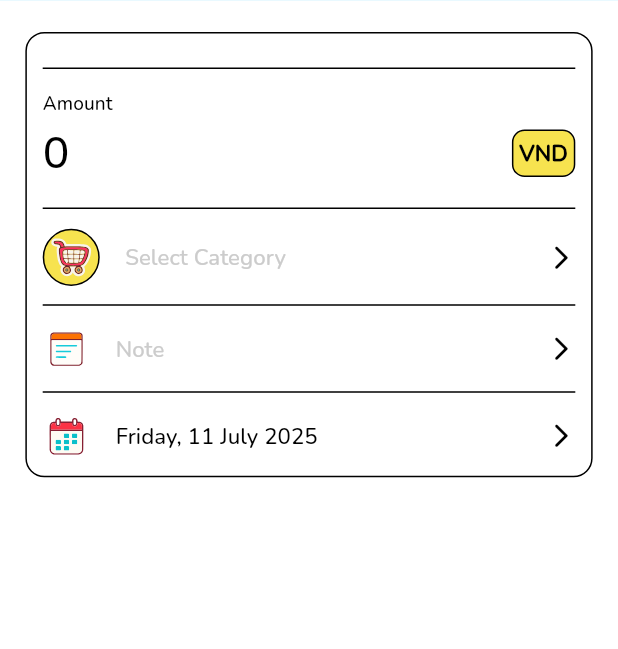
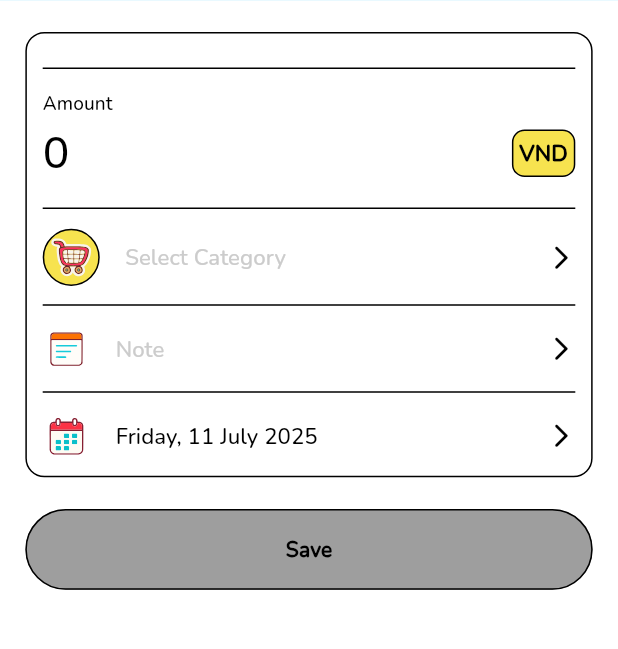
Before and after one commit to hungbui1204/walleto, a Flutter app: the CreateTransactionView screen opened by its route, after a tap on "OK", on a phone screen of 412 x 824 dp, the part 79-728 px from its top. Run offline on Flutter 3.47's test engine with Material 3 defaults, Android fonts, the phone set to English and light mode, and no system bars; our stand-ins replace auto_route, connectivity_plus, cookie_jar, dartx, device_info_plus, dio and 12 more; missing offline and left inert: media_scanner; accounts and stored records are empty; generated files the repository leaves out were written again; network calls fail; statements that could not run were skipped.

Commit message:
feat: Update create trans view, Add select cate view

```diff
--- a/lib/domain/entities/category.dart
+++ b/lib/domain/entities/category.dart
@@ -11,5 +11,6 @@ sealed class Category with _$Category {
     @Default('') String iconUrl,
     @Default(false) bool isParent,
     int? parentId,
+    @Default(<Category>[]) List<Category> children,
   }) = _Category;
 }
--- a/lib/domain/navigation/app_popup_info.dart
+++ b/lib/domain/navigation/app_popup_info.dart
@@ -1,5 +1,6 @@
 import 'package:flutter/material.dart';
 import 'package:freezed_annotation/freezed_annotation.dart';
+import 'package:walleto/domain/domain.dart';
 import 'package:walleto/shared/shared.dart';
 
 part 'app_popup_info.freezed.dart';
@@ -29,4 +30,7 @@ sealed class AppPopupInfo with _$AppPopupInfo {
       Error;
 
   const factory AppPopupInfo.warning({Widget? icon, required Widget content}) = Warning;
+
+  const factory AppPopupInfo.selectCategory({required void Function(Category) onCategorySelected}) =
+      SelectCategory;
 }
--- a/lib/resources/l10n/intl_en_US.arb
+++ b/lib/resources/l10n/intl_en_US.arb
@@ -64,5 +64,9 @@
     "selectCategory" : "Select Category",
     "save" : "Save",
     "//": "currency type",
-    "vnd": "VND"
+    "vnd": "VND",
+    "//":"Select category bottom sheet",
+    "newCategory" : "New Category",
+    "expense" : "Expense",
+    "income" : "Income"
 }
--- a/lib/ui/app/bloc/app_bloc.dart
+++ b/lib/ui/app/bloc/app_bloc.dart
@@ -10,14 +10,12 @@ part 'app_bloc.freezed.dart';
 
 @lazySingleton
 class AppBloc extends BaseBloc<AppEvent, AppState> {
-  AppBloc(this._signOutUseCase, this._getCategoriesUseCase, this._getWalletsUseCase)
-    : super(const AppState()) {
+  AppBloc(this._signOutUseCase, this._getWalletsUseCase) : super(const AppState()) {
     on<SignOutButtonPressed>(_onSignOutButtonPressed);
     on<DataFetched>(_onDataFetched);
   }
 
   final SignOutUseCase _signOutUseCase;
-  final GetCategoriesUseCase _getCategoriesUseCase;
   final GetWalletsUseCase _getWalletsUseCase;
 
   Future<void> _onSignOutButtonPressed(SignOutButtonPressed event, Emitter<AppState> emit) async {
@@ -31,10 +29,9 @@ class AppBloc extends BaseBloc<AppEvent, AppState> {
   Future<void> _onDataFetched(DataFetched event, Emitter<AppState> emit) async {
     await runBlocCatching(
       action: () async {
-        final categories = await _getCategoriesUseCase.execute(const GetCategoriesInput());
         final wallets = await _getWalletsUseCase.execute(const GetWalletsInput());
 
-        emit(state.copyWith(wallets: wallets.wallets, categories: categories.categories));
+        emit(state.copyWith(wallets: wallets.wallets));
       },
     );
   }
--- a/lib/ui/app/bloc/app_state.dart
+++ b/lib/ui/app/bloc/app_state.dart
@@ -6,7 +6,6 @@ sealed class AppState extends BaseBlocState with _$AppState {
 
   const factory AppState({
     @Default(0) int totalBalance,
-    @Default(<Category>[]) List<Category> categories,
     @Default(<Wallet>[]) List<Wallet> wallets,
   }) = _AppState;
 }
--- a/lib/ui/navigation/mapper/app_popup_info_mapper.dart
+++ b/lib/ui/navigation/mapper/app_popup_info_mapper.dart
@@ -24,6 +24,9 @@ class AppPopupInfoMapper extends BasePopupInfoMapper {
       ),
       Error(:final message, :final actions) => ErrorPopup(message: message, errorAction: actions),
       Warning(:final content) => WarningPopup(content: content),
+      SelectCategory(:final onCategorySelected) => SelectCategoryPopup(
+        onCategorySelected: onCategorySelected,
+      ),
     };
   }
 }
--- a/lib/ui/ui.dart
+++ b/lib/ui/ui.dart
@@ -31,6 +31,8 @@ export 'views/main/bloc/main_bloc.dart';
 export 'views/main/main_view.dart';
 export 'views/main/widget/bottom_bar_icon_button.dart';
 export 'views/main/widget/custom_bottom_navigation_bar.dart';
+export 'views/select_category/bloc/select_category_bloc.dart';
+export 'views/select_category/select_category_popup.dart';
 export 'views/transactions/transactions_view.dart';
 export 'widgets/common_app_bar.dart';
 export 'widgets/common_button.dart';
--- a/lib/ui/views/create_transaction/bloc/create_transaction_event.dart
+++ b/lib/ui/views/create_transaction/bloc/create_transaction_event.dart
@@ -62,3 +62,20 @@ sealed class CreateTransactionClearPressed extends CreateTransactionEvent
 
   const factory CreateTransactionClearPressed() = _CreateTransactionClearPressed;
 }
+
+@freezed
+sealed class CreateTransactionCategorySelected extends CreateTransactionEvent
+    with _$CreateTransactionCategorySelected {
+  const CreateTransactionCategorySelected._();
+
+  const factory CreateTransactionCategorySelected({required Category category}) =
+      _CreateTransactionCategorySelected;
+}
+
+@freezed
+sealed class CreateTransactionConfirmButtonPressed extends CreateTransactionEvent
+    with _$CreateTransactionConfirmButtonPressed {
+  const CreateTransactionConfirmButtonPressed._();
+
+  const factory CreateTransactionConfirmButtonPressed() = _CreateTransactionConfirmButtonPressed;
+}
--- a/lib/ui/views/create_transaction/bloc/create_transaction_state.dart
+++ b/lib/ui/views/create_transaction/bloc/create_transaction_state.dart
@@ -4,7 +4,6 @@ part of 'create_transaction_bloc.dart';
 sealed class CreateTransactionState extends BaseBlocState with _$CreateTransactionState {
   const CreateTransactionState._();
   const factory CreateTransactionState({
-    @Default(<Category>[]) List<Category> categories,
     @Default(false) bool showKeyboard,
     @Default('0') String amountInput,
     @Default(0) int amount,
@@ -13,5 +12,6 @@ sealed class CreateTransactionState extends BaseBlocState with _$CreateTransacti
     Category? selectedCategory,
     DateTime? selectedDate,
     @Default('') String note,
+    @Default(false) bool confirmButtonEnable,
   }) = _CreateTransactionState;
 }
--- a/lib/ui/views/create_transaction/create_transaction_view.dart
+++ b/lib/ui/views/create_transaction/create_transaction_view.dart
@@ -1,6 +1,7 @@
 import 'package:auto_route/auto_route.dart';
 import 'package:flutter/material.dart';
 import 'package:flutter_bloc/flutter_bloc.dart';
+import 'package:walleto/di/di.dart';
 import 'package:walleto/domain/domain.dart';
 import 'package:walleto/resources/resources.dart';
 import 'package:walleto/shared/shared.dart';
@@ -32,11 +33,29 @@ class _CreateTransactionViewState
       appBar: CommonAppBar(title: S.current.addTransaction),
       body: Stack(
         children: [
-          Column(
-            children: [
-              SizedBox(height: Dimens.d20.responsive()),
-              _NewTransactionInfo(controller: controller, focusNode: focusNode),
-            ],
+          Padding(
+            padding: EdgeInsets.symmetric(horizontal: Dimens.d16.responsive()),
+            child: Column(
+              children: [
+                SizedBox(height: Dimens.d20.responsive()),
+                _NewTransactionInfo(controller: controller, focusNode: focusNode),
+                SizedBox(height: Dimens.d20.responsive()),
+                BlocBuilder<CreateTransactionBloc, CreateTransactionState>(
+                  buildWhen:
+                      (previous, current) =>
+                          previous.confirmButtonEnable != current.confirmButtonEnable,
+                  builder: (context, state) {
+                    return CommonButton(
+                      text: S.current.save,
+                      onTap:
+                          state.confirmButtonEnable
+                              ? () => bloc.add(const CreateTransactionConfirmButtonPressed())
+                              : null,
+                    );
+                  },
+                ),
+              ],
+            ),
           ),
           BlocBuilder<CreateTransactionBloc, CreateTransactionState>(
             buildWhen:
@@ -81,7 +100,6 @@ class _NewTransactionInfo extends StatelessWidget {
         borderRadius: BorderRadius.circular(Dimens.d12.responsive()),
         border: Border.all(),
       ),
-      margin: EdgeInsets.symmetric(horizontal: Dimens.d16.responsive()),
       padding: EdgeInsets.all(Dimens.d10.responsive()),
       child: Column(
         children: [
@@ -133,7 +151,15 @@ class _NewTransactionInfo extends StatelessWidget {
             builder: (context, state) {
               return GestureDetector(
                 onTap: () {
-                  // TODO: Choose category by dialog or navigate to category selection page
+                  getIt.get<AppNavigator>().showDialog(
+                    AppPopupInfo.selectCategory(
+                      onCategorySelected: (category) {
+                        context.read<CreateTransactionBloc>().add(
+                          CreateTransactionCategorySelected(category: category),
+                        );
+                      },
+                    ),
+                  );
                 },
                 child: Row(
                   children: [
```
Also changed, not shown: lib/ui/views/create_transaction/bloc/create_transaction_bloc.dart (+68 -2 lines), lib/ui/views/select_category/bloc/select_category_bloc.dart (added, +50 -0 lines), lib/ui/views/select_category/bloc/select_category_event.dart (added, +12 -0 lines), lib/ui/views/select_category/bloc/select_category_state.dart (added, +8 -0 lines), lib/ui/views/select_category/select_category_popup.dart (added, +41 -0 lines).
